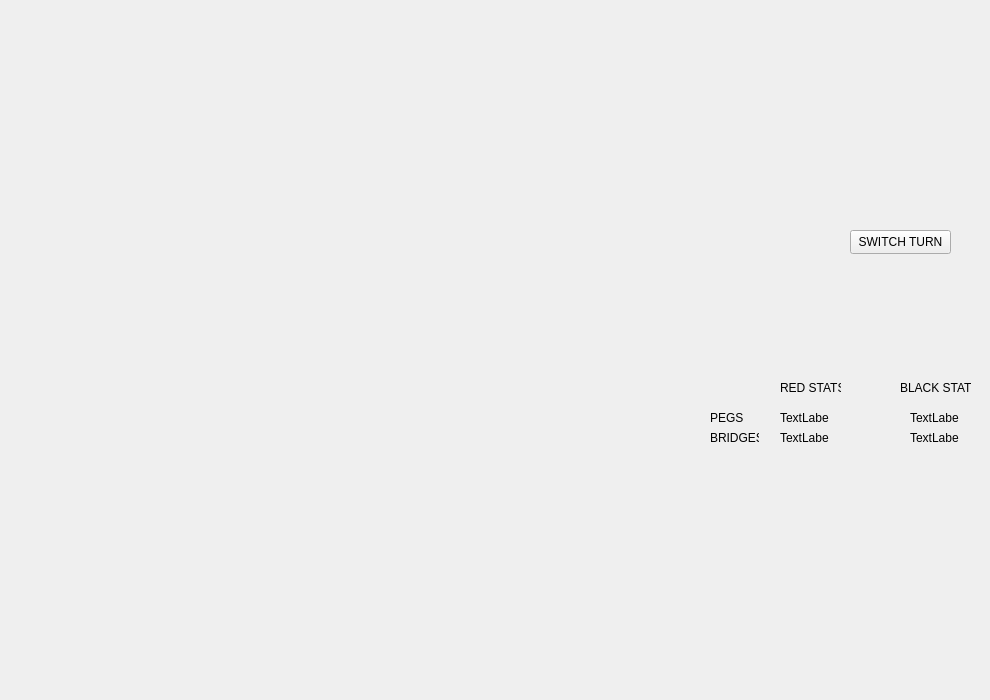
Before: the Qt Designer form C--/TwixtUI/TwixtUI.ui in florin-irl/C--, drawn with Qt 5.
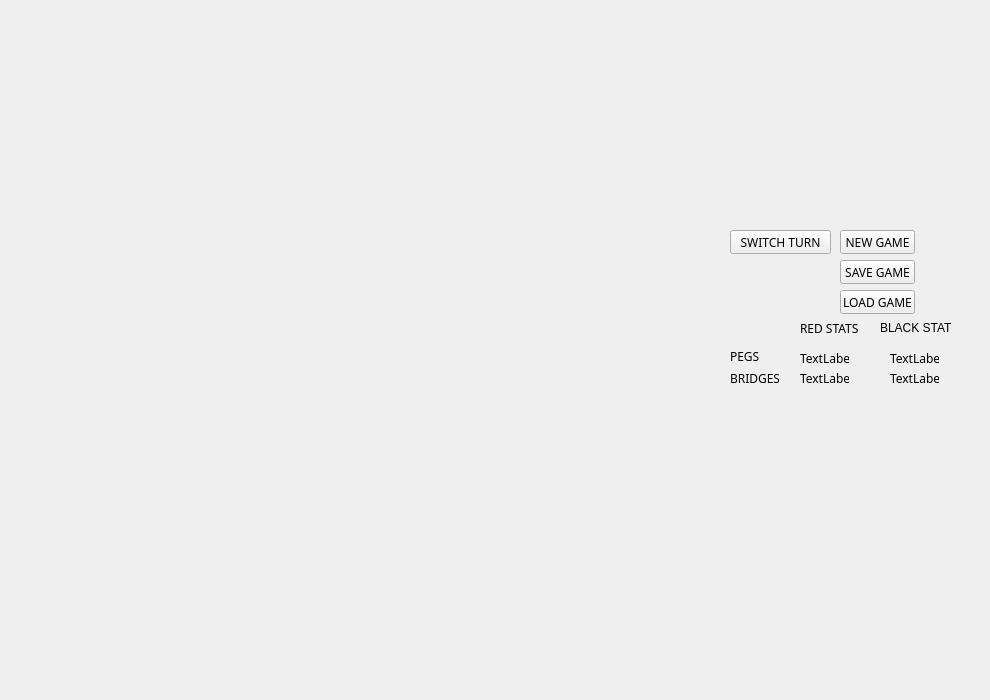
After: the same form once the commit is applied. Icons and pictures are not drawn.

Diff of the .ui file:
```diff
--- a/C--/TwixtUI/TwixtUI.ui
+++ b/C--/TwixtUI/TwixtUI.ui
@@ -17,12 +17,17 @@
    <widget class="QPushButton" name="pushButton">
     <property name="geometry">
      <rect>
-      <x>850</x>
+      <x>730</x>
       <y>230</y>
       <width>101</width>
       <height>24</height>
      </rect>
     </property>
+    <property name="font">
+     <font>
+      <family>Bahnschrift</family>
+     </font>
+    </property>
     <property name="text">
      <string>SWITCH TURN</string>
     </property>
@@ -30,8 +35,8 @@
    <widget class="QLabel" name="label">
     <property name="geometry">
      <rect>
-      <x>780</x>
-      <y>380</y>
+      <x>800</x>
+      <y>320</y>
       <width>61</width>
       <height>16</height>
      </rect>
@@ -42,6 +47,11 @@
       <height>16</height>
      </size>
     </property>
+    <property name="font">
+     <font>
+      <family>Bahnschrift</family>
+     </font>
+    </property>
     <property name="text">
      <string>RED STATS</string>
     </property>
@@ -49,8 +59,8 @@
    <widget class="QLabel" name="label_2">
     <property name="geometry">
      <rect>
-      <x>900</x>
-      <y>380</y>
+      <x>880</x>
+      <y>320</y>
       <width>71</width>
       <height>16</height>
      </rect>
@@ -68,12 +78,17 @@
    <widget class="QLabel" name="label_3">
     <property name="geometry">
      <rect>
-      <x>710</x>
-      <y>410</y>
+      <x>730</x>
+      <y>346</y>
       <width>49</width>
-      <height>16</height>
+      <height>20</height>
      </rect>
     </property>
+    <property name="font">
+     <font>
+      <family>Bahnschrift</family>
+     </font>
+    </property>
     <property name="text">
      <string>PEGS</string>
     </property>
@@ -81,12 +96,17 @@
    <widget class="QLabel" name="label_4">
     <property name="geometry">
      <rect>
-      <x>710</x>
-      <y>430</y>
+      <x>730</x>
+      <y>370</y>
       <width>49</width>
       <height>16</height>
      </rect>
     </property>
+    <property name="font">
+     <font>
+      <family>Bahnschrift</family>
+     </font>
+    </property>
     <property name="text">
      <string>BRIDGES</string>
     </property>
@@ -94,12 +114,17 @@
    <widget class="QLabel" name="label_5">
     <property name="geometry">
      <rect>
-      <x>780</x>
-      <y>410</y>
+      <x>800</x>
+      <y>350</y>
       <width>49</width>
       <height>16</height>
      </rect>
     </property>
+    <property name="font">
+     <font>
+      <family>Bahnschrift</family>
+     </font>
+    </property>
     <property name="text">
      <string>TextLabel</string>
     </property>
@@ -107,12 +132,17 @@
    <widget class="QLabel" name="label_6">
     <property name="geometry">
      <rect>
-      <x>780</x>
-      <y>430</y>
+      <x>800</x>
+      <y>370</y>
       <width>49</width>
       <height>16</height>
      </rect>
     </property>
+    <property name="font">
+     <font>
+      <family>Bahnschrift</family>
+     </font>
+    </property>
     <property name="text">
      <string>TextLabel</string>
     </property>
@@ -120,12 +150,17 @@
    <widget class="QLabel" name="label_7">
     <property name="geometry">
      <rect>
-      <x>910</x>
-      <y>410</y>
+      <x>890</x>
+      <y>350</y>
       <width>49</width>
       <height>16</height>
      </rect>
     </property>
+    <property name="font">
+     <font>
+      <family>Bahnschrift</family>
+     </font>
+    </property>
     <property name="text">
      <string>TextLabel</string>
     </property>
@@ -133,12 +168,17 @@
    <widget class="QLabel" name="label_8">
     <property name="geometry">
      <rect>
-      <x>910</x>
-      <y>430</y>
+      <x>890</x>
+      <y>370</y>
       <width>49</width>
       <height>16</height>
      </rect>
     </property>
+    <property name="font">
+     <font>
+      <family>Bahnschrift</family>
+     </font>
+    </property>
     <property name="text">
      <string>TextLabel</string>
     </property>
@@ -162,6 +202,60 @@
      <bool>true</bool>
     </property>
    </widget>
+   <widget class="QPushButton" name="pushButton_2">
+    <property name="geometry">
+     <rect>
+      <x>840</x>
+      <y>230</y>
+      <width>75</width>
+      <height>24</height>
+     </rect>
+    </property>
+    <property name="font">
+     <font>
+      <family>Bahnschrift</family>
+     </font>
+    </property>
+    <property name="text">
+     <string>NEW GAME</string>
+    </property>
+   </widget>
+   <widget class="QPushButton" name="pushButton_3">
+    <property name="geometry">
+     <rect>
+      <x>840</x>
+      <y>260</y>
+      <width>75</width>
+      <height>24</height>
+     </rect>
+    </property>
+    <property name="font">
+     <font>
+      <family>Bahnschrift</family>
+     </font>
+    </property>
+    <property name="text">
+     <string>SAVE GAME</string>
+    </property>
+   </widget>
+   <widget class="QPushButton" name="pushButton_4">
+    <property name="geometry">
+     <rect>
+      <x>840</x>
+      <y>290</y>
+      <width>75</width>
+      <height>24</height>
+     </rect>
+    </property>
+    <property name="font">
+     <font>
+      <family>Bahnschrift</family>
+     </font>
+    </property>
+    <property name="text">
+     <string>LOAD GAME</string>
+    </property>
+   </widget>
   </widget>
  </widget>
  <layoutdefault spacing="6" margin="11"/>
```
